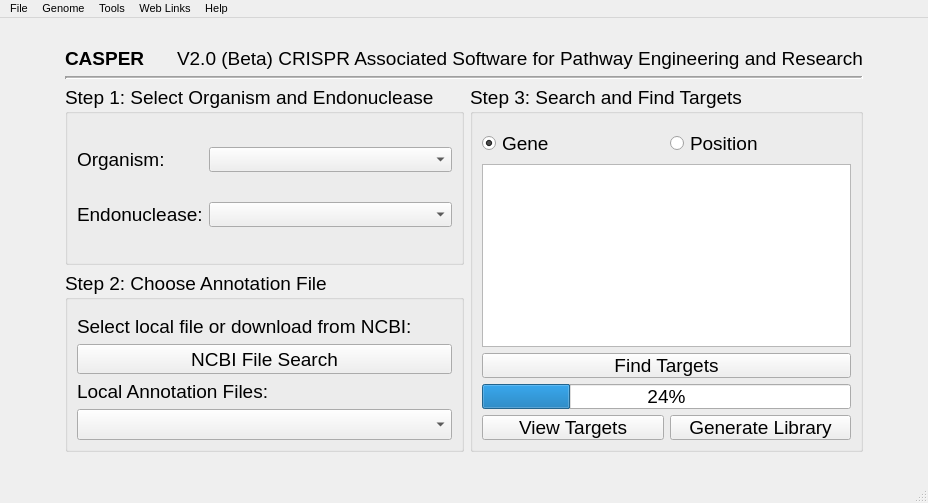
This is CASPER_main.ui in TrinhLab/CASPERapp as Qt 5 draws it before an edit. The edited form follows.
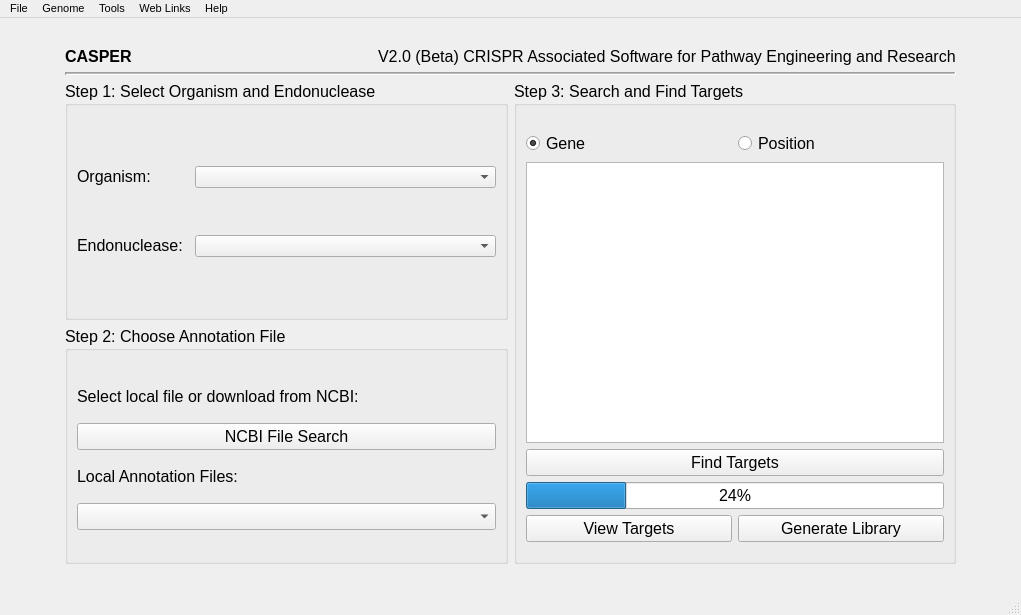
This is the edited form.

What changed in the file:
```diff
--- a/CASPER_main.ui
+++ b/CASPER_main.ui
@@ -9,14 +9,14 @@
    <rect>
     <x>0</x>
     <y>0</y>
-    <width>928</width>
-    <height>503</height>
+    <width>1021</width>
+    <height>615</height>
    </rect>
   </property>
   <property name="font">
    <font>
     <family>Arial</family>
-    <pointsize>14</pointsize>
+    <pointsize>12</pointsize>
     <weight>50</weight>
     <italic>false</italic>
     <bold>false</bold>
@@ -32,7 +32,7 @@
    <property name="font">
     <font>
      <family>Arial</family>
-     <pointsize>14</pointsize>
+     <pointsize>12</pointsize>
      <weight>50</weight>
      <italic>false</italic>
      <bold>false</bold>
@@ -116,7 +116,7 @@
       <property name="font">
        <font>
         <family>Arial</family>
-        <pointsize>14</pointsize>
+        <pointsize>12</pointsize>
         <weight>50</weight>
         <italic>false</italic>
         <bold>false</bold>
@@ -153,7 +153,7 @@
       <property name="font">
        <font>
         <family>Arial</family>
-        <pointsize>14</pointsize>
+        <pointsize>12</pointsize>
         <weight>75</weight>
         <italic>false</italic>
         <bold>true</bold>
@@ -223,7 +223,7 @@
         <property name="font">
          <font>
           <family>Arial</family>
-          <pointsize>14</pointsize>
+          <pointsize>12</pointsize>
           <weight>50</weight>
           <italic>false</italic>
           <bold>false</bold>
@@ -236,7 +236,72 @@
          <string>Step 1: Select Organism and Endonuclease</string>
         </property>
         <layout class="QGridLayout" name="gridLayout">
-         <item row="0" column="0">
+         <item row="2" column="2">
+          <widget class="QComboBox" name="endoChoice">
+           <property name="sizePolicy">
+            <sizepolicy hsizetype="Expanding" vsizetype="Fixed">
+             <horstretch>0</horstretch>
+             <verstretch>0</verstretch>
+            </sizepolicy>
+           </property>
+           <property name="minimumSize">
+            <size>
+             <width>0</width>
+             <height>0</height>
+            </size>
+           </property>
+           <property name="maximumSize">
+            <size>
+             <width>16777215</width>
+             <height>16777215</height>
+            </size>
+           </property>
+           <property name="font">
+            <font>
+             <family>Arial</family>
+             <pointsize>8</pointsize>
+             <weight>50</weight>
+             <italic>false</italic>
+             <bold>false</bold>
+            </font>
+           </property>
+          </widget>
+         </item>
+         <item row="1" column="2">
+          <widget class="QComboBox" name="orgChoice">
+           <property name="enabled">
+            <bool>true</bool>
+           </property>
+           <property name="sizePolicy">
+            <sizepolicy hsizetype="Expanding" vsizetype="Fixed">
+             <horstretch>0</horstretch>
+             <verstretch>0</verstretch>
+            </sizepolicy>
+           </property>
+           <property name="minimumSize">
+            <size>
+             <width>0</width>
+             <height>0</height>
+            </size>
+           </property>
+           <property name="maximumSize">
+            <size>
+             <width>16777215</width>
+             <height>16777215</height>
+            </size>
+           </property>
+           <property name="font">
+            <font>
+             <family>Arial</family>
+             <pointsize>8</pointsize>
+             <weight>50</weight>
+             <italic>false</italic>
+             <bold>false</bold>
+            </font>
+           </property>
+          </widget>
+         </item>
+         <item row="1" column="0">
           <widget class="QLabel" name="label_2">
            <property name="sizePolicy">
             <sizepolicy hsizetype="Preferred" vsizetype="Fixed">
@@ -259,7 +324,7 @@
            <property name="font">
             <font>
              <family>Arial</family>
-             <pointsize>14</pointsize>
+             <pointsize>12</pointsize>
              <weight>50</weight>
              <italic>false</italic>
              <bold>false</bold>
@@ -273,72 +338,7 @@
            </property>
           </widget>
          </item>
-         <item row="0" column="2">
-          <widget class="QComboBox" name="orgChoice">
-           <property name="enabled">
-            <bool>true</bool>
-           </property>
-           <property name="sizePolicy">
-            <sizepolicy hsizetype="Expanding" vsizetype="Fixed">
-             <horstretch>0</horstretch>
-             <verstretch>0</verstretch>
-            </sizepolicy>
-           </property>
-           <property name="minimumSize">
-            <size>
-             <width>0</width>
-             <height>25</height>
-            </size>
-           </property>
-           <property name="maximumSize">
-            <size>
-             <width>16777215</width>
-             <height>16777215</height>
-            </size>
-           </property>
-           <property name="font">
-            <font>
-             <family>Arial</family>
-             <pointsize>8</pointsize>
-             <weight>50</weight>
-             <italic>false</italic>
-             <bold>false</bold>
-            </font>
-           </property>
-          </widget>
-         </item>
-         <item row="1" column="2">
-          <widget class="QComboBox" name="endoChoice">
-           <property name="sizePolicy">
-            <sizepolicy hsizetype="Expanding" vsizetype="Fixed">
-             <horstretch>0</horstretch>
-             <verstretch>0</verstretch>
-            </sizepolicy>
-           </property>
-           <property name="minimumSize">
-            <size>
-             <width>0</width>
-             <height>25</height>
-            </size>
-           </property>
-           <property name="maximumSize">
-            <size>
-             <width>16777215</width>
-             <height>16777215</height>
-            </size>
-           </property>
-           <property name="font">
-            <font>
-             <family>Arial</family>
-             <pointsize>8</pointsize>
-             <weight>50</weight>
-             <italic>false</italic>
-             <bold>false</bold>
-            </font>
-           </property>
-          </widget>
-         </item>
-         <item row="1" column="0">
+         <item row="2" column="0">
           <widget class="QLabel" name="label">
            <property name="sizePolicy">
             <sizepolicy hsizetype="Preferred" vsizetype="Fixed">
@@ -361,7 +361,7 @@
            <property name="font">
             <font>
              <family>Arial</family>
-             <pointsize>14</pointsize>
+             <pointsize>12</pointsize>
              <weight>50</weight>
              <italic>false</italic>
              <bold>false</bold>
@@ -375,6 +375,38 @@
            </property>
           </widget>
          </item>
+         <item row="3" column="0" colspan="3">
+          <spacer name="verticalSpacer_8">
+           <property name="orientation">
+            <enum>Qt::Vertical</enum>
+           </property>
+           <property name="sizeType">
+            <enum>QSizePolicy::Fixed</enum>
+           </property>
+           <property name="sizeHint" stdset="0">
+            <size>
+             <width>10</width>
+             <height>10</height>
+            </size>
+           </property>
+          </spacer>
+         </item>
+         <item row="0" column="0" colspan="3">
+          <spacer name="verticalSpacer_7">
+           <property name="orientation">
+            <enum>Qt::Vertical</enum>
+           </property>
+           <property name="sizeType">
+            <enum>QSizePolicy::Fixed</enum>
+           </property>
+           <property name="sizeHint" stdset="0">
+            <size>
+             <width>10</width>
+             <height>10</height>
+            </size>
+           </property>
+          </spacer>
+         </item>
         </layout>
        </widget>
       </item>
@@ -401,7 +433,7 @@
         <property name="font">
          <font>
           <family>Arial</family>
-          <pointsize>14</pointsize>
+          <pointsize>12</pointsize>
           <weight>50</weight>
           <italic>false</italic>
           <bold>false</bold>
@@ -418,40 +450,22 @@
           <number>15</number>
          </property>
          <item row="1" column="1" colspan="2">
-          <widget class="QLabel" name="label_4">
-           <property name="sizePolicy">
-            <sizepolicy hsizetype="Preferred" vsizetype="Fixed">
-             <horstretch>0</horstretch>
-             <verstretch>0</verstretch>
-            </sizepolicy>
+          <spacer name="verticalSpacer_5">
+           <property name="orientation">
+            <enum>Qt::Vertical</enum>
            </property>
-           <property name="maximumSize">
+           <property name="sizeType">
+            <enum>QSizePolicy::Fixed</enum>
+           </property>
+           <property name="sizeHint" stdset="0">
             <size>
-             <width>16777215</width>
-             <height>16777215</height>
+             <width>10</width>
+             <height>10</height>
             </size>
            </property>
-           <property name="font">
-            <font>
-             <family>Arial</family>
-             <pointsize>14</pointsize>
-             <weight>50</weight>
-             <italic>false</italic>
-             <bold>false</bold>
-            </font>
-           </property>
-           <property name="styleSheet">
-            <string notr="true"/>
-           </property>
-           <property name="text">
-            <string>Select local file or download from NCBI:</string>
-           </property>
-           <property name="alignment">
-            <set>Qt::AlignBottom|Qt::AlignLeading|Qt::AlignLeft</set>
-           </property>
-          </widget>
+          </spacer>
          </item>
-         <item row="2" column="1" colspan="2">
+         <item row="3" column="1" colspan="2">
           <widget class="QPushButton" name="launch_ncbi_button">
            <property name="sizePolicy">
             <sizepolicy hsizetype="Preferred" vsizetype="Fixed">
@@ -462,7 +476,7 @@
            <property name="minimumSize">
             <size>
              <width>125</width>
-             <height>25</height>
+             <height>0</height>
             </size>
            </property>
            <property name="maximumSize">
@@ -474,7 +488,7 @@
            <property name="font">
             <font>
              <family>Arial</family>
-             <pointsize>14</pointsize>
+             <pointsize>12</pointsize>
              <weight>50</weight>
              <italic>false</italic>
              <bold>false</bold>
@@ -485,38 +499,41 @@
            </property>
           </widget>
          </item>
+         <item row="2" column="1" colspan="2">
+          <widget class="QLabel" name="label_4">
+           <property name="sizePolicy">
+            <sizepolicy hsizetype="Preferred" vsizetype="Fixed">
+             <horstretch>0</horstretch>
+             <verstretch>0</verstretch>
+            </sizepolicy>
+           </property>
+           <property name="maximumSize">
+            <size>
+             <width>16777215</width>
+             <height>16777215</height>
+            </size>
+           </property>
+           <property name="font">
+            <font>
+             <family>Arial</family>
+             <pointsize>12</pointsize>
+             <weight>50</weight>
+             <italic>false</italic>
+             <bold>false</bold>
+            </font>
+           </property>
+           <property name="styleSheet">
+            <string notr="true"/>
+           </property>
+           <property name="text">
+            <string>Select local file or download from NCBI:</string>
+           </property>
+           <property name="alignment">
+            <set>Qt::AlignBottom|Qt::AlignLeading|Qt::AlignLeft</set>
+           </property>
+          </widget>
+         </item>
          <item row="4" column="1" colspan="2">
-          <widget class="QComboBox" name="annotation_files">
-           <property name="sizePolicy">
-            <sizepolicy hsizetype="Preferred" vsizetype="Fixed">
-             <horstretch>0</horstretch>
-             <verstretch>0</verstretch>
-            </sizepolicy>
-           </property>
-           <property name="minimumSize">
-            <size>
-             <width>0</width>
-             <height>25</height>
-            </size>
-           </property>
-           <property name="maximumSize">
-            <size>
-             <width>16777215</width>
-             <height>16777215</height>
-            </size>
-           </property>
-           <property name="font">
-            <font>
-             <family>Arial</family>
-             <pointsize>14</pointsize>
-             <weight>50</weight>
-             <italic>false</italic>
-             <bold>false</bold>
-            </font>
-           </property>
-          </widget>
-         </item>
-         <item row="3" column="1" colspan="2">
           <widget class="QLabel" name="label_3">
            <property name="sizePolicy">
             <sizepolicy hsizetype="Preferred" vsizetype="Fixed">
@@ -539,7 +556,7 @@
            <property name="font">
             <font>
              <family>Arial</family>
-             <pointsize>14</pointsize>
+             <pointsize>12</pointsize>
              <weight>50</weight>
              <italic>false</italic>
              <bold>false</bold>
@@ -553,6 +570,53 @@
            </property>
           </widget>
          </item>
+         <item row="5" column="1" colspan="2">
+          <widget class="QComboBox" name="annotation_files">
+           <property name="sizePolicy">
+            <sizepolicy hsizetype="Preferred" vsizetype="Fixed">
+             <horstretch>0</horstretch>
+             <verstretch>0</verstretch>
+            </sizepolicy>
+           </property>
+           <property name="minimumSize">
+            <size>
+             <width>0</width>
+             <height>0</height>
+            </size>
+           </property>
+           <property name="maximumSize">
+            <size>
+             <width>16777215</width>
+             <height>16777215</height>
+            </size>
+           </property>
+           <property name="font">
+            <font>
+             <family>Arial</family>
+             <pointsize>12</pointsize>
+             <weight>50</weight>
+             <italic>false</italic>
+             <bold>false</bold>
+            </font>
+           </property>
+          </widget>
+         </item>
+         <item row="6" column="1" colspan="2">
+          <spacer name="verticalSpacer_6">
+           <property name="orientation">
+            <enum>Qt::Vertical</enum>
+           </property>
+           <property name="sizeType">
+            <enum>QSizePolicy::Fixed</enum>
+           </property>
+           <property name="sizeHint" stdset="0">
+            <size>
+             <width>10</width>
+             <height>10</height>
+            </size>
+           </property>
+          </spacer>
+         </item>
         </layout>
        </widget>
       </item>
@@ -579,7 +643,7 @@
         <property name="font">
          <font>
           <family>Arial</family>
-          <pointsize>14</pointsize>
+          <pointsize>12</pointsize>
           <weight>50</weight>
           <italic>false</italic>
           <bold>false</bold>
@@ -595,7 +659,95 @@
          <property name="topMargin">
           <number>15</number>
          </property>
-         <item row="1" column="0" colspan="2">
+         <item row="0" column="0" colspan="2">
+          <spacer name="verticalSpacer_3">
+           <property name="orientation">
+            <enum>Qt::Vertical</enum>
+           </property>
+           <property name="sizeType">
+            <enum>QSizePolicy::Fixed</enum>
+           </property>
+           <property name="sizeHint" stdset="0">
+            <size>
+             <width>10</width>
+             <height>10</height>
+            </size>
+           </property>
+          </spacer>
+         </item>
+         <item row="5" column="0" colspan="2">
+          <widget class="QProgressBar" name="progressBar">
+           <property name="sizePolicy">
+            <sizepolicy hsizetype="Preferred" vsizetype="Fixed">
+             <horstretch>0</horstretch>
+             <verstretch>0</verstretch>
+            </sizepolicy>
+           </property>
+           <property name="minimumSize">
+            <size>
+             <width>0</width>
+             <height>0</height>
+            </size>
+           </property>
+           <property name="value">
+            <number>24</number>
+           </property>
+          </widget>
+         </item>
+         <item row="1" column="0">
+          <widget class="QRadioButton" name="radioButton_Gene">
+           <property name="sizePolicy">
+            <sizepolicy hsizetype="Preferred" vsizetype="Preferred">
+             <horstretch>0</horstretch>
+             <verstretch>0</verstretch>
+            </sizepolicy>
+           </property>
+           <property name="font">
+            <font>
+             <family>Arial</family>
+             <pointsize>12</pointsize>
+             <weight>50</weight>
+             <italic>false</italic>
+             <bold>false</bold>
+            </font>
+           </property>
+           <property name="text">
+            <string>Gene</string>
+           </property>
+           <property name="checked">
+            <bool>true</bool>
+           </property>
+          </widget>
+         </item>
+         <item row="3" column="0" colspan="2">
+          <widget class="QPushButton" name="pushButton_FindTargets">
+           <property name="enabled">
+            <bool>true</bool>
+           </property>
+           <property name="sizePolicy">
+            <sizepolicy hsizetype="Preferred" vsizetype="Fixed">
+             <horstretch>0</horstretch>
+             <verstretch>0</verstretch>
+            </sizepolicy>
+           </property>
+           <property name="minimumSize">
+            <size>
+             <width>0</width>
+             <height>0</height>
+            </size>
+           </property>
+           <property name="maximumSize">
+            <size>
+             <width>16777215</width>
+             <height>16777215</height>
+            </size>
+           </property>
+           <property name="text">
+            <string>Find Targets</string>
+           </property>
+          </widget>
+         </item>
+         <item row="2" column="0" colspan="2">
           <widget class="QPlainTextEdit" name="geneEntryField">
            <property name="sizePolicy">
             <sizepolicy hsizetype="Preferred" vsizetype="Expanding">
@@ -618,7 +770,7 @@
            <property name="font">
             <font>
              <family>Arial</family>
-             <pointsize>14</pointsize>
+             <pointsize>12</pointsize>
              <weight>50</weight>
              <italic>false</italic>
              <bold>false</bold>
@@ -626,7 +778,26 @@
            </property>
           </widget>
          </item>
-         <item row="5" column="1">
+         <item row="6" column="0">
+          <widget class="QPushButton" name="pushButton_ViewTargets">
+           <property name="sizePolicy">
+            <sizepolicy hsizetype="Preferred" vsizetype="Fixed">
+             <horstretch>0</horstretch>
+             <verstretch>0</verstretch>
+            </sizepolicy>
+           </property>
+           <property name="minimumSize">
+            <size>
+             <width>0</width>
+             <height>0</height>
+            </size>
+           </property>
+           <property name="text">
+            <string>View Targets</string>
+           </property>
+          </widget>
+         </item>
+         <item row="6" column="1">
           <widget class="QPushButton" name="GenerateLibrary">
            <property name="sizePolicy">
             <sizepolicy hsizetype="Preferred" vsizetype="Fixed">
@@ -637,7 +808,7 @@
            <property name="minimumSize">
             <size>
              <width>0</width>
-             <height>25</height>
+             <height>0</height>
             </size>
            </property>
            <property name="maximumSize">
@@ -651,51 +822,7 @@
            </property>
           </widget>
          </item>
-         <item row="0" column="0">
-          <widget class="QRadioButton" name="radioButton_Gene">
-           <property name="sizePolicy">
-            <sizepolicy hsizetype="Preferred" vsizetype="Preferred">
-             <horstretch>0</horstretch>
-             <verstretch>0</verstretch>
-            </sizepolicy>
-           </property>
-           <property name="font">
-            <font>
-             <family>Arial</family>
-             <pointsize>14</pointsize>
-             <weight>50</weight>
-             <italic>false</italic>
-             <bold>false</bold>
-            </font>
-           </property>
-           <property name="text">
-            <string>Gene</string>
-           </property>
-           <property name="checked">
-            <bool>true</bool>
-           </property>
-          </widget>
-         </item>
-         <item row="4" column="0" colspan="2">
-          <widget class="QProgressBar" name="progressBar">
-           <property name="sizePolicy">
-            <sizepolicy hsizetype="Preferred" vsizetype="Fixed">
-             <horstretch>0</horstretch>
-             <verstretch>0</verstretch>
-            </sizepolicy>
-           </property>
-           <property name="minimumSize">
-            <size>
-             <width>0</width>
-             <height>25</height>
-            </size>
-           </property>
-           <property name="value">
-            <number>24</number>
-           </property>
-          </widget>
-         </item>
-         <item row="0" column="1">
+         <item row="1" column="1">
           <widget class="QRadioButton" name="radioButton_Position">
            <property name="sizePolicy">
             <sizepolicy hsizetype="Preferred" vsizetype="Preferred">
@@ -706,7 +833,7 @@
            <property name="font">
             <font>
              <family>Arial</family>
-             <pointsize>14</pointsize>
+             <pointsize>12</pointsize>
              <weight>50</weight>
              <italic>false</italic>
              <bold>false</bold>
@@ -723,52 +850,21 @@
            </property>
           </widget>
          </item>
-         <item row="2" column="0" colspan="2">
-          <widget class="QPushButton" name="pushButton_FindTargets">
-           <property name="enabled">
-            <bool>true</bool>
+         <item row="7" column="0" colspan="2">
+          <spacer name="verticalSpacer_4">
+           <property name="orientation">
+            <enum>Qt::Vertical</enum>
            </property>
-           <property name="sizePolicy">
-            <sizepolicy hsizetype="Preferred" vsizetype="Fixed">
-             <horstretch>0</horstretch>
-             <verstretch>0</verstretch>
-            </sizepolicy>
+           <property name="sizeType">
+            <enum>QSizePolicy::Fixed</enum>
            </property>
-           <property name="minimumSize">
+           <property name="sizeHint" stdset="0">
             <size>
-             <width>0</width>
-             <height>25</height>
+             <width>10</width>
+             <height>10</height>
             </size>
            </property>
-           <property name="maximumSize">
-            <size>
-             <width>16777215</width>
-             <height>16777215</height>
-            </size>
-           </property>
-           <property name="text">
-            <string>Find Targets</string>
-           </property>
-          </widget>
-         </item>
-         <item row="5" column="0">
-          <widget class="QPushButton" name="pushButton_ViewTargets">
-           <property name="sizePolicy">
-            <sizepolicy hsizetype="Preferred" vsizetype="Fixed">
-             <horstretch>0</horstretch>
-             <verstretch>0</verstretch>
-            </sizepolicy>
-           </property>
-           <property name="minimumSize">
-            <size>
-             <width>0</width>
-             <height>25</height>
-            </size>
-           </property>
-           <property name="text">
-            <string>View Targets</string>
-           </property>
-          </widget>
+          </spacer>
          </item>
         </layout>
        </widget>
@@ -833,7 +929,7 @@
     <rect>
      <x>0</x>
      <y>0</y>
-     <width>928</width>
+     <width>1021</width>
      <height>20</height>
     </rect>
    </property>
```
